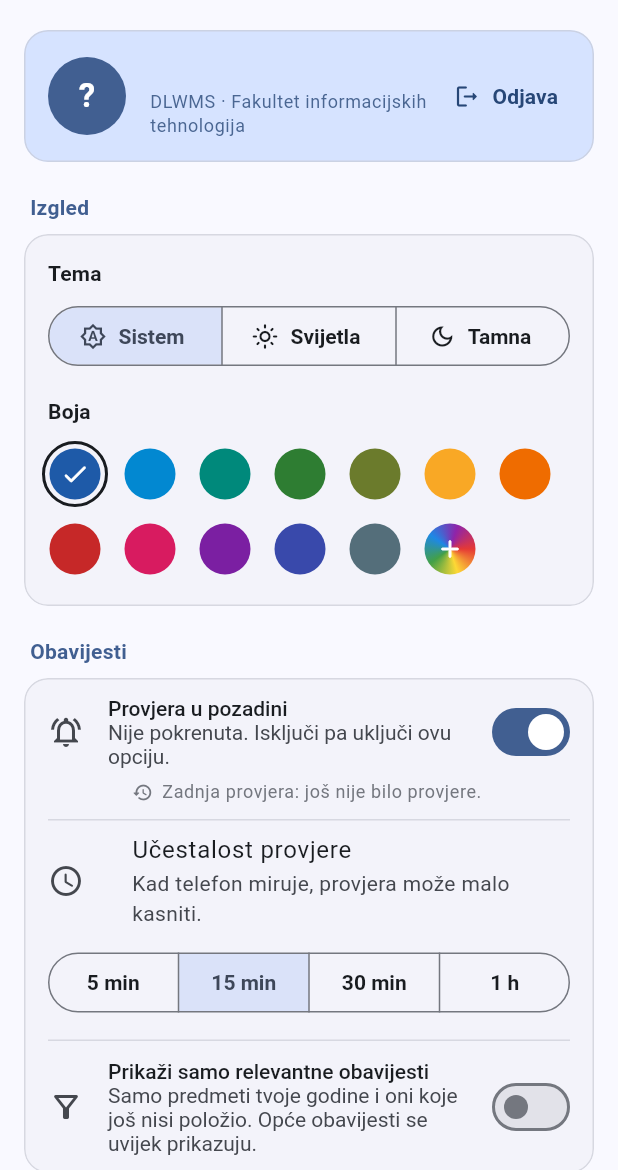
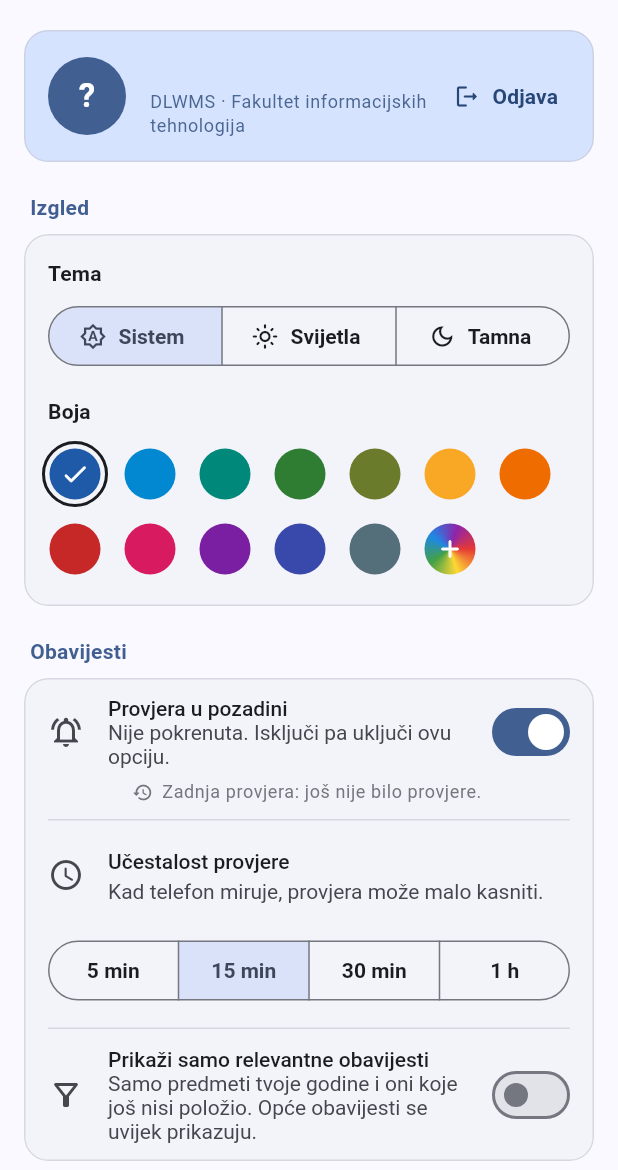
Before and after one commit to voloder/dlwms-mobile, a Flutter app: the SettingsPage screen opened by its route, on a phone screen of 412 x 824 dp, the part 66-1236 px from its top. Run offline on Flutter 3.47's test engine with Material 3 defaults, Android fonts, the phone set to English and light mode, and no system bars; drawn by our look-alikes of dynamic_color; our stand-ins replace flutter_local_notifications, flutter_secure_storage, go_router, open_filex, shared_preferences, timezone; missing offline and left inert: android_alarm_manager_plus; accounts and stored records are empty.

Commit message:
Align check interval row with other settings rows
Co-Authored-By: Claude Opus 5.5 <noreply@anthropic.com>
Claude-Session: https://claude.ai/code/session_01VBQG2KnsKSZFe24yk4bzKN

```diff
--- a/lib/ui/pages/settings_page.dart
+++ b/lib/ui/pages/settings_page.dart
@@ -596,38 +596,24 @@ class _IntervalPicker extends StatelessWidget {
 
   @override
   Widget build(BuildContext context) {
-    final theme = Theme.of(context);
     final minutes = auth.checkIntervalMinutes;
 
     return Padding(
-      padding: const EdgeInsets.fromLTRB(16, 8, 16, 14),
+      padding: const EdgeInsets.fromLTRB(16, 0, 16, 14),
       child: Column(
         crossAxisAlignment: CrossAxisAlignment.start,
         children: [
-          Row(
-            children: [
-              Icon(Icons.schedule_rounded,
-                  color: theme.colorScheme.onSurfaceVariant),
-              const SizedBox(width: 32),
-              Expanded(
-                child: Column(
-                  crossAxisAlignment: CrossAxisAlignment.start,
-                  children: [
-                    Text('Učestalost provjere',
-                        style: theme.textTheme.bodyLarge),
-                    Text(
-                      minutes <= 5
-                          ? 'Najbrže, ali troši više baterije.'
-                          : 'Kad telefon miruje, provjera može malo kasniti.',
-                      style: theme.textTheme.bodyMedium?.copyWith(
-                          color: theme.colorScheme.onSurfaceVariant),
-                    ),
-                  ],
-                ),
-              ),
-            ],
+          ListTile(
+            contentPadding: EdgeInsets.zero,
+            leading: const Icon(Icons.schedule_rounded),
+            title: const Text('Učestalost provjere'),
+            subtitle: Text(
+              minutes <= 5
+                  ? 'Najbrže, ali troši više baterije.'
+                  : 'Kad telefon miruje, provjera može malo kasniti.',
+            ),
           ),
-          const SizedBox(height: 12),
+          const SizedBox(height: 4),
           SizedBox(
             width: double.infinity,
             child: SegmentedButton<int>(
```
